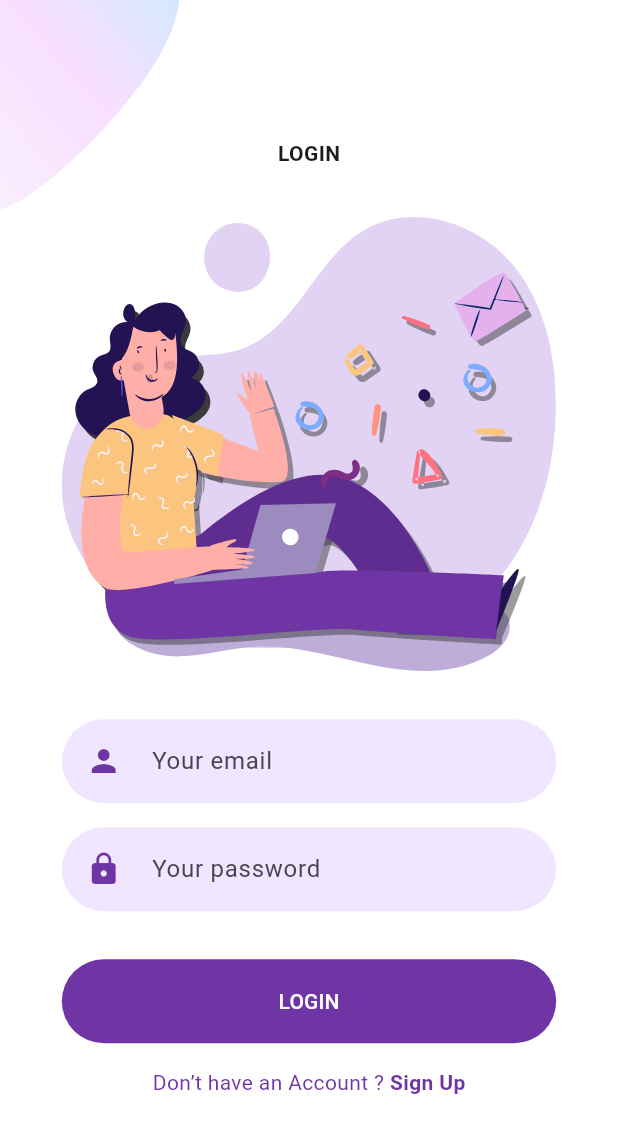
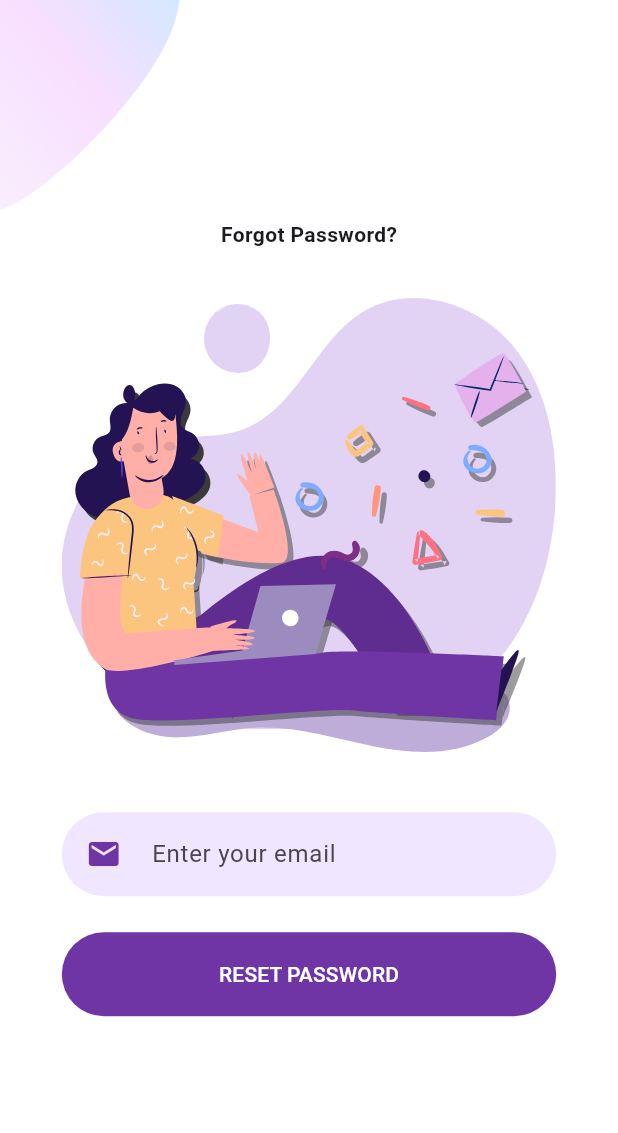
Before and after one commit to firaskola/voice_to_voice_customer_support_app, a Flutter app: the Background screen opened directly, on a phone screen of 412 x 824 dp. Shown: the top 1133 px of the screen. Run offline on Flutter 3.47's test engine with Material 3 defaults, Android fonts, the light colour scheme and no system bars; our stand-ins replace flutter_svg.

Commit message:
ui for auth completed

```diff
--- /dev/null
+++ b/lib/utils/custom_text_feild.dart
@@ -0,0 +1,43 @@
+import 'package:flutter/material.dart';
+import 'package:conversai/app/constants.dart';
+
+class CustomTextField extends StatelessWidget {
+  final String hintText;
+  final IconData icon;
+  final TextInputType keyboardType;
+  final TextEditingController? controller;
+  final bool obscureText;
+  final String? Function(String?)? validator;
+
+  const CustomTextField({
+    super.key,
+    required this.hintText,
+    required this.icon,
+    this.keyboardType = TextInputType.text,
+    this.controller,
+    this.obscureText = false,
+    this.validator,
+  });
+
+  @override
+  Widget build(BuildContext context) {
+    return Padding(
+      padding: const EdgeInsets.symmetric(vertical: defaultPadding / 2),
+      child: TextFormField(
+        keyboardType: keyboardType,
+        textInputAction: TextInputAction.next,
+        cursorColor: kPrimaryColor,
+        obscureText: obscureText,
+        controller: controller,
+        validator: validator,
+        decoration: InputDecoration(
+          hintText: hintText,
+          prefixIcon: Padding(
+            padding: const EdgeInsets.all(defaultPadding),
+            child: Icon(icon),
+          ),
+        ),
+      ),
+    );
+  }
+}
--- /dev/null
+++ b/lib/utils/custom_widgets.dart
@@ -0,0 +1,42 @@
+class AppCustomWidgets {
+  static String? validateName(String? value) {
+    if (value == null || value.isEmpty) {
+      return "Enter your full name";
+    }
+    return null;
+  }
+
+  static String? validateEmail(String? value) {
+    if (value == null || value.isEmpty) {
+      return "Enter your email";
+    } else if (!RegExp(r"^[a-zA-Z0-9._%+-]+@[a-zA-Z0-9.-]+\.[a-zA-Z]{2,}$").hasMatch(value)) {
+      return "Enter a valid email";
+    }
+    return null;
+  }
+
+  static String? validatePhone(String? value) {
+    if (value == null || value.isEmpty) {
+      return "Enter your phone number";
+    } else if (!RegExp(r"^[0-9]{10,15}$").hasMatch(value)) {
+      return "Enter a valid phone number";
+    }
+    return null;
+  }
+
+  static String? validatePassword(String? value) {
+    if (value == null || value.length < 6) {
+      return "Password must be at least 6 characters";
+    }
+    return null;
+  }
+
+  static String? validateConfirmPassword(String? value, String password) {
+    if (value == null || value.isEmpty) {
+      return "Confirm your password";
+    } else if (value != password) {
+      return "Passwords do not match";
+    }
+    return null;
+  }
+}
--- /dev/null
+++ b/lib/veiws/auth/ForgotPassword/components/forgot_password_form.dart
@@ -0,0 +1,43 @@
+import 'package:conversai/utils/custom_text_feild.dart';
+import 'package:conversai/utils/custom_widgets.dart';
+import 'package:flutter/material.dart';
+import 'package:conversai/app/constants.dart';
+
+class ForgotPasswordForm extends StatefulWidget {
+  const ForgotPasswordForm({Key? key}) : super(key: key);
+
+  @override
+  _ForgotPasswordFormState createState() => _ForgotPasswordFormState();
+}
+
+class _ForgotPasswordFormState extends State<ForgotPasswordForm> {
+  final _formKey = GlobalKey<FormState>();
+  final TextEditingController _emailController = TextEditingController();
+
+  @override
+  Widget build(BuildContext context) {
+    return Form(
+      key: _formKey,
+      child: Column(
+        children: [
+          CustomTextField(
+            hintText: "Enter your email",
+            icon: Icons.email,
+            keyboardType: TextInputType.emailAddress,
+            controller: _emailController,
+            validator: AppCustomWidgets.validateEmail,
+          ),
+          const SizedBox(height: defaultPadding),
+          ElevatedButton(
+            onPressed: () {
+              if (_formKey.currentState!.validate()) {
+                //Implement password reset functionality
+              }
+            },
+            child: Text("Reset Password".toUpperCase()),
+          ),
+        ],
+      ),
+    );
+  }
+}
--- /dev/null
+++ b/lib/veiws/auth/ForgotPassword/components/forgot_password_top_image.dart
@@ -0,0 +1,33 @@
+import 'package:conversai/app/constants.dart';
+import 'package:flutter/material.dart';
+import 'package:flutter_svg/svg.dart';
+
+class ForgotPasswordScreenTopImage extends StatelessWidget {
+  const ForgotPasswordScreenTopImage({
+    Key? key,
+  }) : super(key: key);
+
+  @override
+  Widget build(BuildContext context) {
+    return Column(
+      children: [
+        const Text(
+          "Forgot Password?",
+          style: TextStyle(fontWeight: FontWeight.bold),
+        ),
+        const SizedBox(height: defaultPadding * 2),
+        Row(
+          children: [
+            const Spacer(),
+            Expanded(
+              flex: 8,
+              child: SvgPicture.asset("assets/icons/login.svg"),
+            ),
+            const Spacer(),
+          ],
+        ),
+        const SizedBox(height: defaultPadding * 2),
+      ],
+    );
+  }
+}
--- /dev/null
+++ b/lib/veiws/auth/ForgotPassword/forgot_password_screen.dart
@@ -0,0 +1,63 @@
+import 'package:conversai/app/responsive.dart';
+import 'package:conversai/veiws/auth/components/background.dart';
+import 'package:flutter/material.dart';
+
+import 'components/forgot_password_form.dart';
+import 'components/forgot_password_top_image.dart';
+
+class ForgotPasswordScreen extends StatelessWidget {
+  const ForgotPasswordScreen({Key? key}) : super(key: key);
+
+  @override
+  Widget build(BuildContext context) {
+    return const Background(
+      child: SingleChildScrollView(
+        child: Responsive(
+          mobile: MobileForgotPasswordScreen(),
+          desktop: Row(
+            children: [
+              Expanded(
+                child: ForgotPasswordScreenTopImage(),
+              ),
+              Expanded(
+                child: Row(
+                  mainAxisAlignment: MainAxisAlignment.center,
+                  children: [
+                    SizedBox(
+                      width: 450,
+                      child: ForgotPasswordForm(),
+                    ),
+                  ],
+                ),
+              ),
+            ],
+          ),
+        ),
+      ),
+    );
+  }
+}
+
+class MobileForgotPasswordScreen extends StatelessWidget {
+  const MobileForgotPasswordScreen({Key? key}) : super(key: key);
+
+  @override
+  Widget build(BuildContext context) {
+    return const Column(
+      mainAxisAlignment: MainAxisAlignment.center,
+      children: <Widget>[
+        ForgotPasswordScreenTopImage(),
+        Row(
+          children: [
+            Spacer(),
+            Expanded(
+              flex: 8,
+              child: ForgotPasswordForm(),
+            ),
+            Spacer(),
+          ],
+        ),
+      ],
+    );
+  }
+}
--- a/lib/veiws/auth/Login/components/login_form.dart
+++ b/lib/veiws/auth/Login/components/login_form.dart
@@ -1,50 +1,80 @@
-import 'package:conversai/app/constants.dart';
+import 'package:conversai/utils/custom_text_feild.dart';
+import 'package:conversai/utils/custom_widgets.dart';
 import 'package:conversai/veiws/auth/components/already_have_an_account_acheck.dart';
 import 'package:flutter/material.dart';
+import 'package:conversai/app/constants.dart';
 
+import '../../ForgotPassword/forgot_password_screen.dart';
 import '../../Signup/signup_screen.dart';
 
-class LoginForm extends StatelessWidget {
-  const LoginForm({
-    Key? key,
-  }) : super(key: key);
+class LoginForm extends StatefulWidget {
+  const LoginForm({Key? key}) : super(key: key);
+
+  @override
+  _LoginFormState createState() => _LoginFormState();
+}
+
+class _LoginFormState extends State<LoginForm> {
+  final _formKey = GlobalKey<FormState>();
+  final TextEditingController _emailController = TextEditingController();
+  final TextEditingController _passwordController = TextEditingController();
 
   @override
   Widget build(BuildContext context) {
     return Form(
+      key: _formKey,
       child: Column(
+        crossAxisAlignment: CrossAxisAlignment.start,
         children: [
-          TextFormField(
+          CustomTextField(
+            hintText: "Your Email",
+            icon: Icons.email,
             keyboardType: TextInputType.emailAddress,
-            textInputAction: TextInputAction.next,
-            cursorColor: kPrimaryColor,
-            onSaved: (email) {},
-            decoration: const InputDecoration(
-              hintText: "Your email",
-              prefixIcon: Padding(
-                padding: EdgeInsets.all(defaultPadding),
-                child: Icon(Icons.person),
+            controller: _emailController,
+            validator: AppCustomWidgets.validateEmail,
+          ),
+
+          CustomTextField(
+            hintText: "Your Password",
+            icon: Icons.lock,
+            obscureText: true,
+            controller: _passwordController,
+            validator: AppCustomWidgets.validatePassword,
+          ),
+          const SizedBox(height: 4), // Minimal gap before "Forgot Password?"
+          Align(
+            alignment: Alignment.centerRight,
+            child: TextButton(
+              onPressed: () {
+                Navigator.push(
+                  context,
+                  MaterialPageRoute(
+                    builder: (context) => const ForgotPasswordScreen(),
+                  ),
+                );
+              },
+              style: TextButton.styleFrom(
+                padding: EdgeInsets.zero, // Removes extra padding
+                minimumSize: const Size(0, 0), // Ensures no extra spacing
+                tapTargetSize:
+                    MaterialTapTargetSize.shrinkWrap, // Keeps it compact
               ),
-            ),
-          ),
-          Padding(
-            padding: const EdgeInsets.symmetric(vertical: defaultPadding),
-            child: TextFormField(
-              textInputAction: TextInputAction.done,
-              obscureText: true,
-              cursorColor: kPrimaryColor,
-              decoration: const InputDecoration(
-                hintText: "Your password",
-                prefixIcon: Padding(
-                  padding: EdgeInsets.all(defaultPadding),
-                  child: Icon(Icons.lock),
+              child: const Text(
+                "Forgot Password?",
+                style: TextStyle(
+                  color: kPrimaryColor,
+                  fontWeight: FontWeight.bold,
                 ),
               ),
             ),
           ),
           const SizedBox(height: defaultPadding),
           ElevatedButton(
-            onPressed: () {},
+            onPressed: () {
+              if (_formKey.currentState!.validate()) {
+                // Implement login functionality
+              }
+            },
             child: Text(
               "Login".toUpperCase(),
             ),
@@ -55,9 +85,7 @@ class LoginForm extends StatelessWidget {
               Navigator.push(
                 context,
                 MaterialPageRoute(
-                  builder: (context) {
-                    return const SignUpScreen();
-                  },
+                  builder: (context) => const SignUpScreen(),
                 ),
               );
             },
```
Also changed, not shown: lib/veiws/auth/Signup/components/signup_form.dart (+49 -74 lines), lib/main.dart (line endings or trailing spaces), 4 other files.
